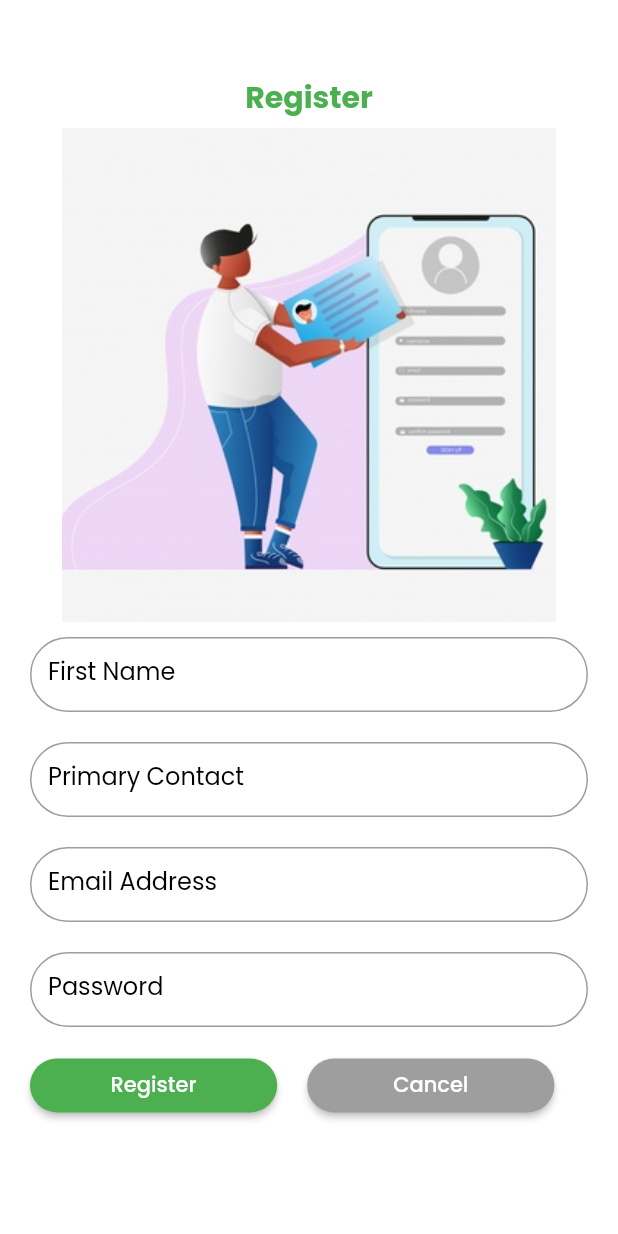
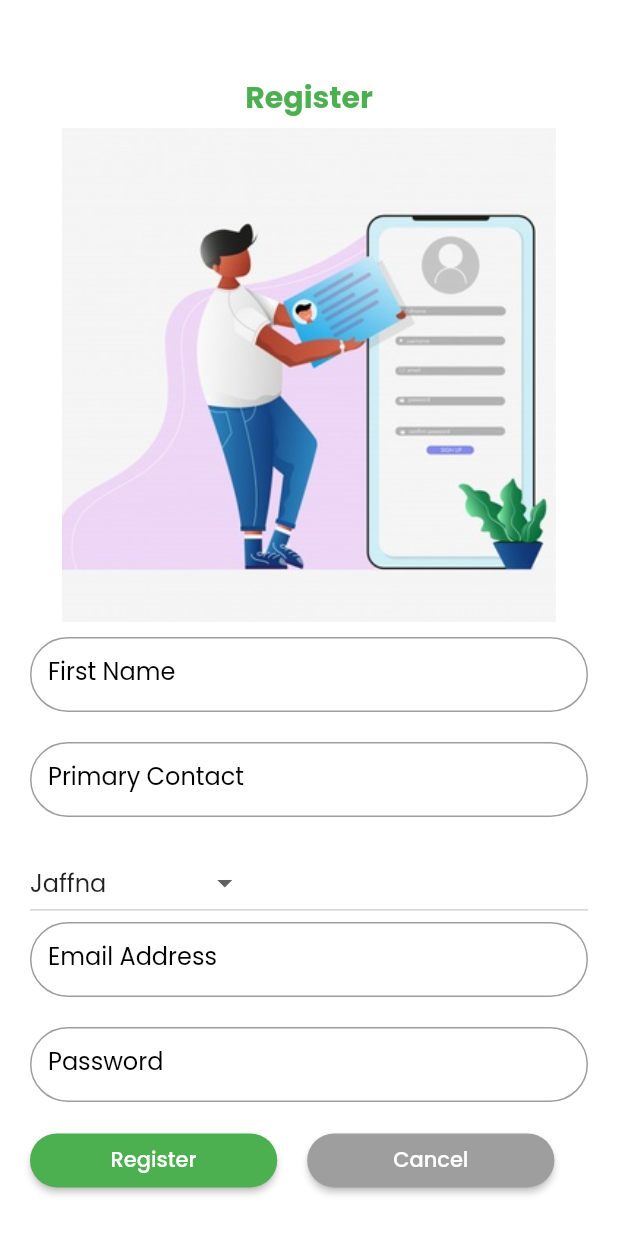
Before and after one commit to FarmartApp/Farmart-Front-end, a Flutter app: the RegisterScreen screen opened directly, on a phone screen of 412 x 824 dp. Run offline on Flutter 3.47's test engine with Material 2 defaults, Android fonts, the phone set to English and light mode, and no system bars; our stand-ins replace charts_flutter, cool_alert, flutter_spinkit, flutter_svg, fluttertoast, google_fonts and 2 more; missing offline and left inert: fancy_dialog, flutter_session, sweetalert; accounts and stored records are empty.

Commit message:
district dropdown added

```diff
--- a/lib/Screens/Register/register.dart
+++ b/lib/Screens/Register/register.dart
@@ -29,24 +29,49 @@ class _RegisterScreenState extends State<RegisterScreen> {
           "firstName": firstnameController.text,
           "email": emailController.text,
           "contactPrimary": primarycontactController.text,
-          "password": passwordController.text
+          "password": passwordController.text,
+          "district": _selectedtype.districtname
         }));
     print(response);
     final responseString = json.decode(response.body);
     String msg = responseString["msg"];
     num = response.statusCode;
     if (response.statusCode == 200) {
-      /* Navigator.push(
-          context,
-          MaterialPageRoute(
-              builder: (BuildContext context) => HomePage(
-                    token: token,
-                    user: user,
-                  )));*/
+      Navigator.push(context,
+          MaterialPageRoute(builder: (BuildContext context) => LoginScreen()));
       Fluttertoast.showToast(msg: "Registered sucesssfully ");
     } else {
       Fluttertoast.showToast(msg: "Unable to register");
     }
+  }
+
+  List<District> _districtlist = District.gettypelist();
+  List<DropdownMenuItem<District>> _dropdowndistrict;
+  District _selectedtype;
+  @override
+  void initState() {
+    _dropdowndistrict = buildDropdownMenuItems(_districtlist);
+    _selectedtype = _dropdowndistrict[0].value;
+    super.initState();
+  }
+
+  List<DropdownMenuItem<District>> buildDropdownMenuItems(List districtlist) {
+    List<DropdownMenuItem<District>> items = List();
+    for (District districttype in districtlist) {
+      items.add(
+        DropdownMenuItem(
+          value: districttype,
+          child: Text(districttype.districtname),
+        ),
+      );
+    }
+    return items;
+  }
+
+  onChangeDropdownItem(District selecteddistrictType) {
+    setState(() {
+      _selectedtype = selecteddistrictType;
+    });
   }
 
   @override
@@ -135,6 +160,18 @@ class _RegisterScreenState extends State<RegisterScreen> {
                   ),
                   SizedBox(
                     height: 20.0,
+                  ),
+                  Padding(
+                    padding: const EdgeInsets.only(
+                      left: 20.0,
+                      right: 20,
+                    ),
+                    child: Container(
+                        height: 50,
+                        child: DropdownButton(
+                            value: _selectedtype,
+                            items: _dropdowndistrict,
+                            onChanged: onChangeDropdownItem)),
                   ),
                   Padding(
                     padding: const EdgeInsets.only(
--- a/lib/costants.dart
+++ b/lib/costants.dart
@@ -1,6 +1,7 @@
 import 'package:flutter/material.dart';
 import 'package:flutter_spinkit/flutter_spinkit.dart';
 
+String tokenforuser;
 const apiBase = 'http://192.168.43.118';
 const kPrimaryColor = Colors.white;
 const kPrimaryLightColor = Colors.greenAccent;
@@ -11,3 +12,39 @@ const spinkit = SpinKitRotatingCircle(
   color: Colors.white,
   size: 50.0,
 );
+
+class District {
+  int id;
+  String districtname;
+
+  District(this.id, this.districtname);
+  static List<District> gettypelist() {
+    return <District>[
+      District(1, "Jaffna"),
+      District(2, "Kilinochchi"),
+      District(3, "Mannar"),
+      District(4, "Mullaitivu"),
+      District(5, "Vavuniya"),
+      District(6, "Puttalam"),
+      District(7, "Kurunegala"),
+      District(8, "Gampaha"),
+      District(9, "Colombo"),
+      District(10, "Kalutara"),
+      District(11, "Anuradhapura"),
+      District(12, "Polonnaruwa"),
+      District(13, "Matale"),
+      District(14, "Kandy"),
+      District(15, "Nuwara Eliya"),
+      District(16, "Kegalle"),
+      District(17, "Ratnapura"),
+      District(18, "Trincomalee"),
+      District(19, "Batticaloa"),
+      District(20, "Ampara"),
+      District(21, "Badulla"),
+      District(22, "Monaragala"),
+      District(23, "Hambantota"),
+      District(24, "Matara"),
+      District(25, "Galle"),
+    ];
+  }
+}
--- a/pubspec.yaml
+++ b/pubspec.yaml
@@ -46,6 +46,10 @@ dependencies:
   fluttertoast: ^7.1.8
   shared_preferences: ^0.5.12+4
   url_launcher: ^5.4.11
+  multi_image_picker: ^4.7.15
+  dio: ^3.0.10
+  http_parser:
+  flutter_easyloading: ^2.2.2
 
 
 dev_dependencies:
```
Also changed, not shown: lib/Screens/Pages/Transport/TransportDetailsPage.dart (+17 -6 lines), lib/Screens/Product/Addharvest.dart (+35 -2 lines), pubspec.lock.
